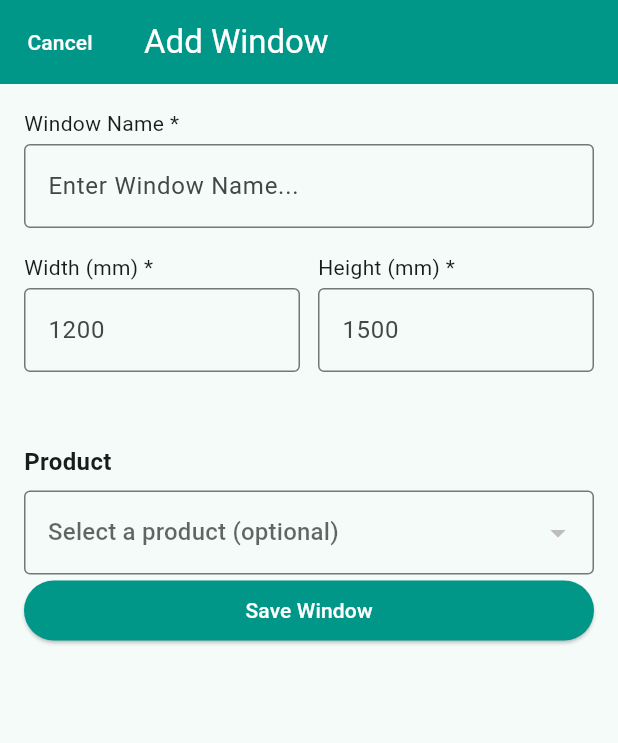
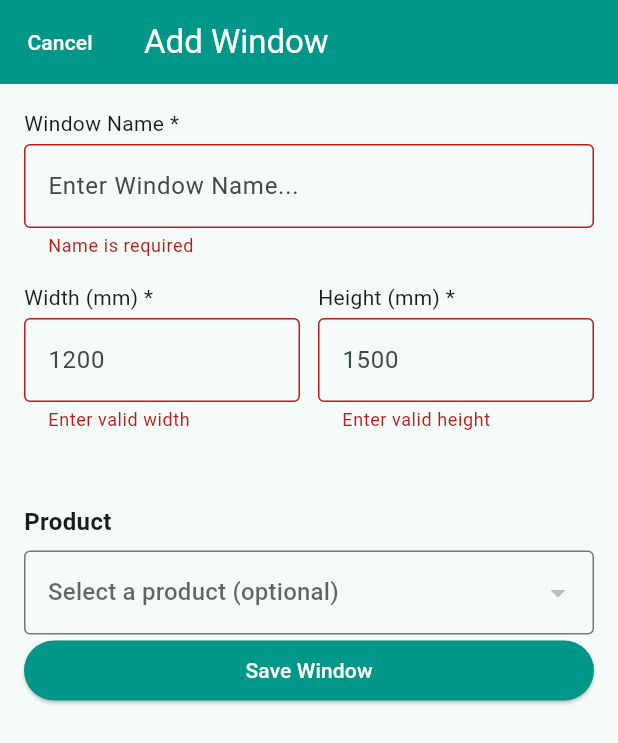
Before and after one commit to hasinigayathri/kit721_assignment4, a Flutter app: the AddEditWindowScreen screen opened directly with empty values, after a tap on "Save Window", on a phone screen of 412 x 824 dp. Shown: the top 743 px of the screen. Run offline on Flutter 3.47's test engine with Material 3 defaults, Android fonts, the phone set to English and light mode, and no system bars; our stand-ins replace cloud_firestore, firebase_core, image_picker; accounts and stored records are empty; network calls fail.

Commit message:
Commit bug fix screen navigation

```diff
--- a/lib/add_edit_window.dart
+++ b/lib/add_edit_window.dart
@@ -1,10 +1,13 @@
 import 'package:flutter/material.dart';
 import 'product.dart';
+import 'package:provider/provider.dart';
+import 'window_space.dart';
 
 class AddEditWindowScreen extends StatefulWidget {
   final String roomId;
+  final Function(WindowSpace)? onSave;
 
-  const AddEditWindowScreen({super.key, required this.roomId});
+  const AddEditWindowScreen({super.key, required this.roomId, this.onSave});
 
   @override
   State<AddEditWindowScreen> createState() => _AddEditWindowScreenState();
@@ -20,6 +23,10 @@ class _AddEditWindowScreenState extends State<AddEditWindowScreen> {
   Product? _selectedProduct;
   String? _selectedVariant;
   bool _isLoadingProducts = true;
+
+  bool _nameError = false;
+  bool _widthError = false;
+  bool _heightError = false;
 
   @override
   void initState() {
@@ -48,6 +55,45 @@ class _AddEditWindowScreenState extends State<AddEditWindowScreen> {
     _heightController.dispose();
     super.dispose();
   }
+
+  void _save() {
+    setState(() {
+      _nameError = _nameController.text.trim().isEmpty;
+      _widthError = _widthController.text.trim().isEmpty;
+      _heightError = _heightController.text.trim().isEmpty;
+    });
+
+    if (_nameError || _widthError || _heightError) return;
+
+    final width = double.tryParse(_widthController.text);
+    final height = double.tryParse(_heightController.text);
+
+    if (width == null || width <= 0) {
+      setState(() => _widthError = true);
+      return;
+    }
+    if (height == null || height <= 0) {
+      setState(() => _heightError = true);
+      return;
+    }
+
+    var window = WindowSpace(
+      roomId: widget.roomId,
+      name: _nameController.text.trim(),
+      width: width,
+      height: height,
+      productId: _selectedProduct?.id,
+      productName: _selectedProduct?.name,
+      colourVariant: _selectedVariant,
+      pricePerSqm: _selectedProduct?.price_per_sqm,
+    );
+
+    if (widget.onSave != null) {
+      widget.onSave!(window);
+    }
+    Navigator.pop(context);
+  }
+
   @override
   Widget build(BuildContext context) {
     return Scaffold(
@@ -70,10 +116,12 @@ class _AddEditWindowScreenState extends State<AddEditWindowScreen> {
             const SizedBox(height: 4),
             TextField(
               controller: _nameController,
-              decoration: const InputDecoration(
+              decoration: InputDecoration(
                 hintText: 'Enter Window Name...',
-                border: OutlineInputBorder(),
+                border: const OutlineInputBorder(),
+                errorText: _nameError ? 'Name is required' : null,
               ),
+              onChanged: (_) => setState(() => _nameError = false),
             ),
             const SizedBox(height: 16),
 
@@ -89,10 +137,12 @@ class _AddEditWindowScreenState extends State<AddEditWindowScreen> {
                       TextField(
                         controller: _widthController,
                         keyboardType: TextInputType.number,
-                        decoration: const InputDecoration(
+                        decoration: InputDecoration(
                           hintText: '1200',
-                          border: OutlineInputBorder(),
+                          border: const OutlineInputBorder(),
+                          errorText: _widthError ? 'Enter valid width' : null,
                         ),
+                        onChanged: (_) => setState(() => _widthError = false),
                       ),
                     ],
                   ),
@@ -107,10 +157,12 @@ class _AddEditWindowScreenState extends State<AddEditWindowScreen> {
                       TextField(
                         controller: _heightController,
                         keyboardType: TextInputType.number,
-                        decoration: const InputDecoration(
+                        decoration: InputDecoration(
                           hintText: '1500',
-                          border: OutlineInputBorder(),
+                          border: const OutlineInputBorder(),
+                          errorText: _heightError ? 'Enter valid height' : null,
                         ),
+                        onChanged: (_) => setState(() => _heightError = false),
                       ),
                     ],
                   ),
@@ -200,7 +252,7 @@ class _AddEditWindowScreenState extends State<AddEditWindowScreen> {
             SizedBox(
               width: double.infinity,
               child: ElevatedButton(
-                onPressed: () {},
+                onPressed: _save,
                 child: const Text('Save Window'),
               ),
             ),
--- a/lib/house_detail.dart
+++ b/lib/house_detail.dart
@@ -18,8 +18,9 @@ class _HouseDetailScreenState extends State<HouseDetailScreen> {
   @override
   void initState() {
     super.initState();
-    Provider.of<RoomModel>(context, listen: false)
-        .fetch(widget.house.id);
+    Future.microtask(() =>
+        Provider.of<RoomModel>(context, listen: false)
+            .fetch(widget.house.id));
   }
 
   @override
--- a/lib/main.dart
+++ b/lib/main.dart
@@ -29,8 +29,6 @@ class MyApp extends StatelessWidget {
       providers: [
         ChangeNotifierProvider(create: (context) => HouseModel()),
         ChangeNotifierProvider(create: (context) => RoomModel()),
-        ChangeNotifierProvider(create: (context) => WindowSpaceModel()),
-        ChangeNotifierProvider(create: (context) => FloorSpaceModel()),
       ],
       child: MaterialApp(
         title: 'Interior Quoter',
```
Also changed, not shown: lib/room_detail.dart (+57 -15 lines), lib/window_space.dart (+7 -0 lines).
